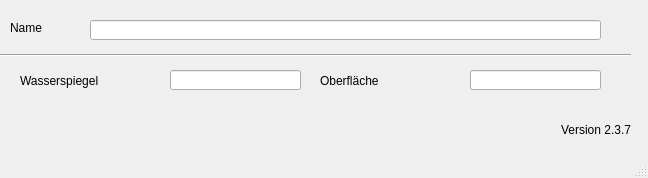
Old version of the form qkan/database/templates/speicherkennlinien.ui in the repository hoettges/QKan.
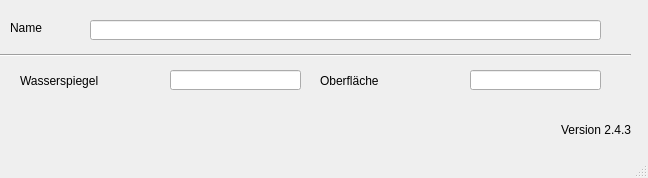
New version of the form.

```diff
--- a/qkan/database/templates/speicherkennlinien.ui
+++ b/qkan/database/templates/speicherkennlinien.ui
@@ -109,7 +109,7 @@
      <string>Version QKan Import</string>
     </property>
     <property name="text">
-     <string>Version 2.3.7</string>
+     <string>Version 2.4.3</string>
     </property>
     <property name="alignment">
      <set>Qt::AlignRight|Qt::AlignTrailing|Qt::AlignVCenter</set>
```
